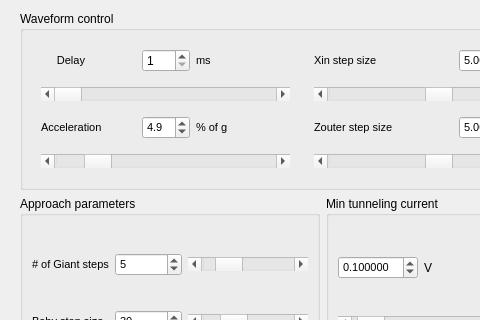
This is pyqt5 STM software/ui/TipApproach.ui in freestylexyz/STM-pyqt5-software as Qt 5 draws it before an edit; both pictures show x 0 to 480 and y 0 to 320 of the 960 by 595 pixel window. The edited form follows.
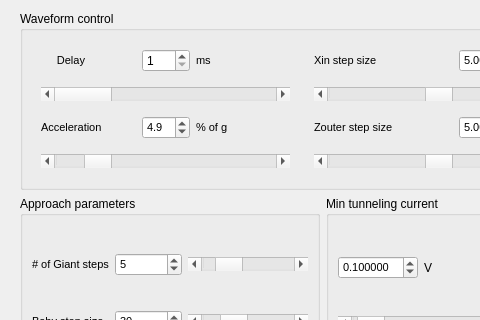
This is the edited form. Icons and pictures are not drawn.

Patch:
```diff
--- a/pyqt5 STM software/ui/TipApproach.ui
+++ b/pyqt5 STM software/ui/TipApproach.ui
@@ -546,6 +546,12 @@
               <property name="maximum">
                <number>30000</number>
               </property>
+              <property name="singleStep">
+               <number>1000</number>
+              </property>
+              <property name="pageStep">
+               <number>10000</number>
+              </property>
               <property name="value">
                <number>1000</number>
               </property>
```
